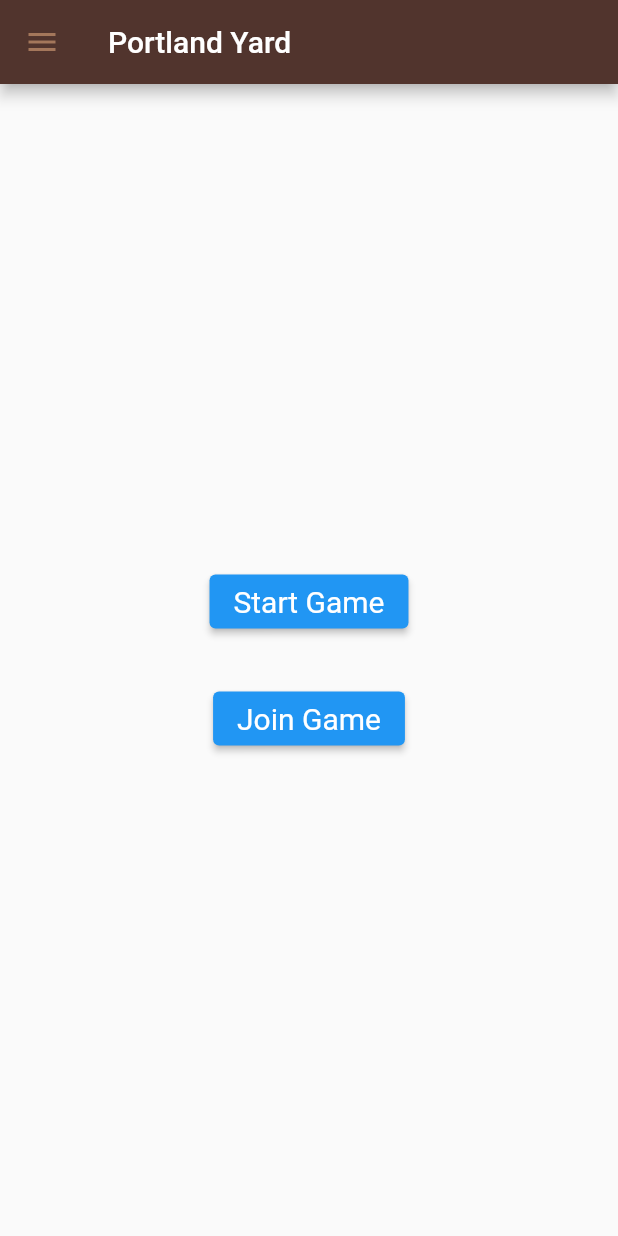
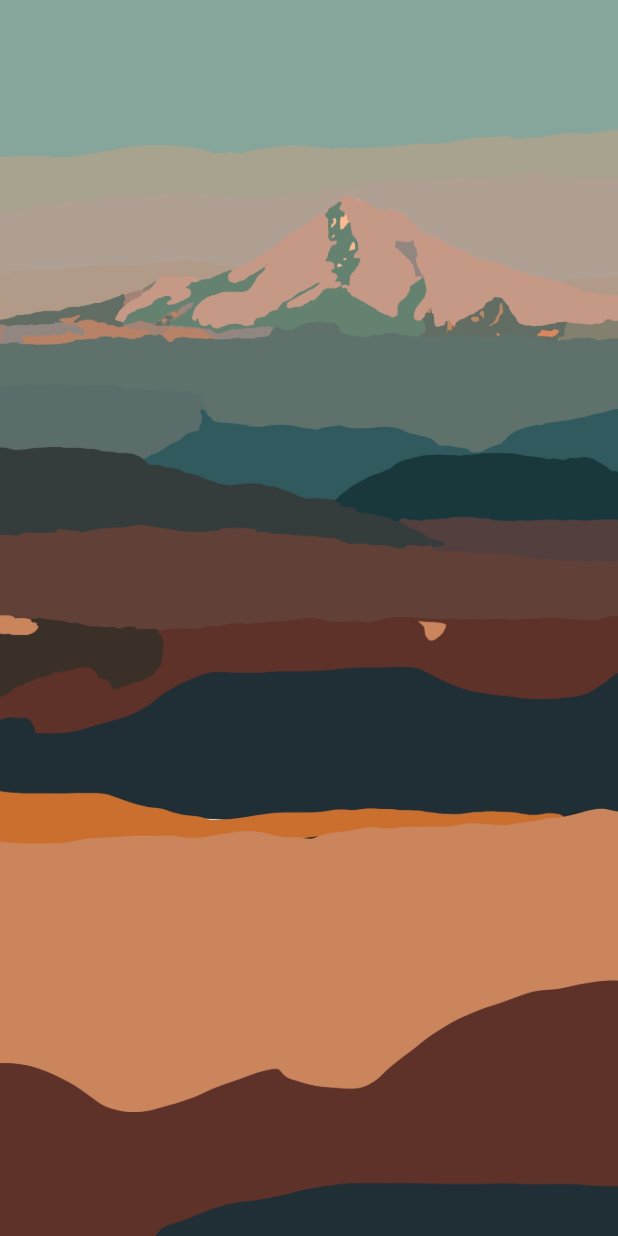
Before and after one commit to cjcompton/Portland-Yard, a Flutter app: the screen it shows after launch, on a phone screen of 412 x 824 dp. Run offline on Flutter 3.47's test engine with Material 2 defaults, Android fonts, the phone set to English and light mode, and no system bars.

Commit message:
saved old code, added assets folder, got background image working

```diff
--- a/lib/main.dart
+++ b/lib/main.dart
@@ -10,46 +10,9 @@ class MyApp extends StatelessWidget {
   // This widget is the root of your application.
   @override
   Widget build(BuildContext context) {
-    return MaterialApp(
+    return const MaterialApp(
       home: Scaffold(
-        appBar: AppBar(
-            title: const Text("Portland Yard"),
-            backgroundColor: const Color.fromRGBO(81, 52, 45, 1),
-            iconTheme:
-                const IconThemeData(color: Color.fromRGBO(164, 119, 91, 1))),
-        drawer: Drawer(
-          child: ListView(
-            // Important: Remove any padding from the ListView.
-            padding: EdgeInsets.zero,
-            children: [
-              const DrawerHeader(
-                decoration: BoxDecoration(
-                  color: Color.fromRGBO(81, 52, 45, 1),
-                ),
-                child: Text('Settings'),
-              ),
-              ListTile(
-                title: const Text('Game Settings'),
-                onTap: () {
-                  // Update the state of the app
-                  // ...
-                  // Then close the drawer
-                  Navigator.pop(context);
-                },
-              ),
-              ListTile(
-                title: const Text('Something'),
-                onTap: () {
-                  // Update the state of the app
-                  // ...
-                  // Then close the drawer
-                  Navigator.pop(context);
-                },
-              ),
-            ],
-          ),
-        ),
-        body: const MyStatefulWidget(),
+        body: MyStatefulWidget(),
       ),
     );
   }
@@ -65,31 +28,38 @@ class MyStatefulWidget extends StatefulWidget {
 class _MyStatefulWidgetState extends State<MyStatefulWidget> {
   @override
   Widget build(BuildContext context) {
-    final ButtonStyle style =
-        ElevatedButton.styleFrom(textStyle: const TextStyle(fontSize: 20));
-
-    return Center(
-      child: Column(
-        mainAxisSize: MainAxisSize.min,
-        children: <Widget>[
-          ElevatedButton(
-            style: style,
-            onPressed: () {
-              Navigator.push(
-                context,
-                MaterialPageRoute(builder: (context) => const GamePage()),
-              );
-            },
-            child: const Text('Start Game'),
+    //final ButtonStyle style =
+    //ElevatedButton.styleFrom(textStyle: const TextStyle(fontSize: 20));
+    return Scaffold(
+      body: Container(
+          decoration: const BoxDecoration(
+            image: DecorationImage(
+              image: AssetImage("assets/images/home_background.jpeg"),
+              fit: BoxFit.cover,
+            ),
           ),
-          const SizedBox(height: 30),
-          ElevatedButton(
-            style: style,
-            onPressed: () {},
-            child: const Text('Join Game'),
+          child: null
+          // child: Column(
+          //   mainAxisSize: MainAxisSize.min,
+          //   children: <Widget>[
+          //     ElevatedButton(
+          //       style: style,
+          //       onPressed: () {
+          //         Navigator.push(
+          //           context,
+          //           MaterialPageRoute(builder: (context) => const GamePage()),
+          //         );
+          //       },
+          //       child: const Text('Start Game'),
+          //     ),
+          //     const SizedBox(height: 30),
+          //     ElevatedButton(
+          //       style: style,
+          //       onPressed: () {},
+          //       child: const Text('Join Game'),
+          //     ),
+          //],
           ),
-        ],
-      ),
     );
   }
 }
--- a/pubspec.yaml
+++ b/pubspec.yaml
@@ -60,7 +60,8 @@ flutter:
   uses-material-design: true
 
   # To add assets to your application, add an assets section, like this:
-  # assets:
+  assets:
+    - assets/images/
   #   - images/a_dot_burr.jpeg
   #   - images/a_dot_ham.jpeg
 
```
Also changed, not shown: lib/old_main.dart (added, +123 -0 lines), assets/images/home_background.jpeg (added).
